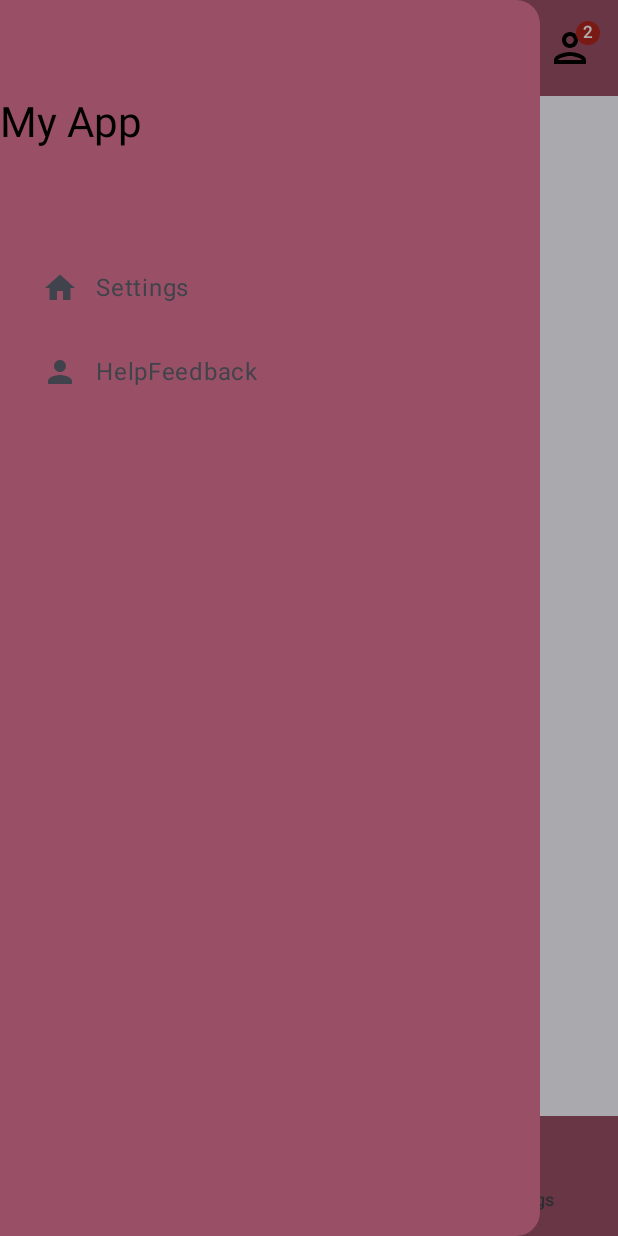
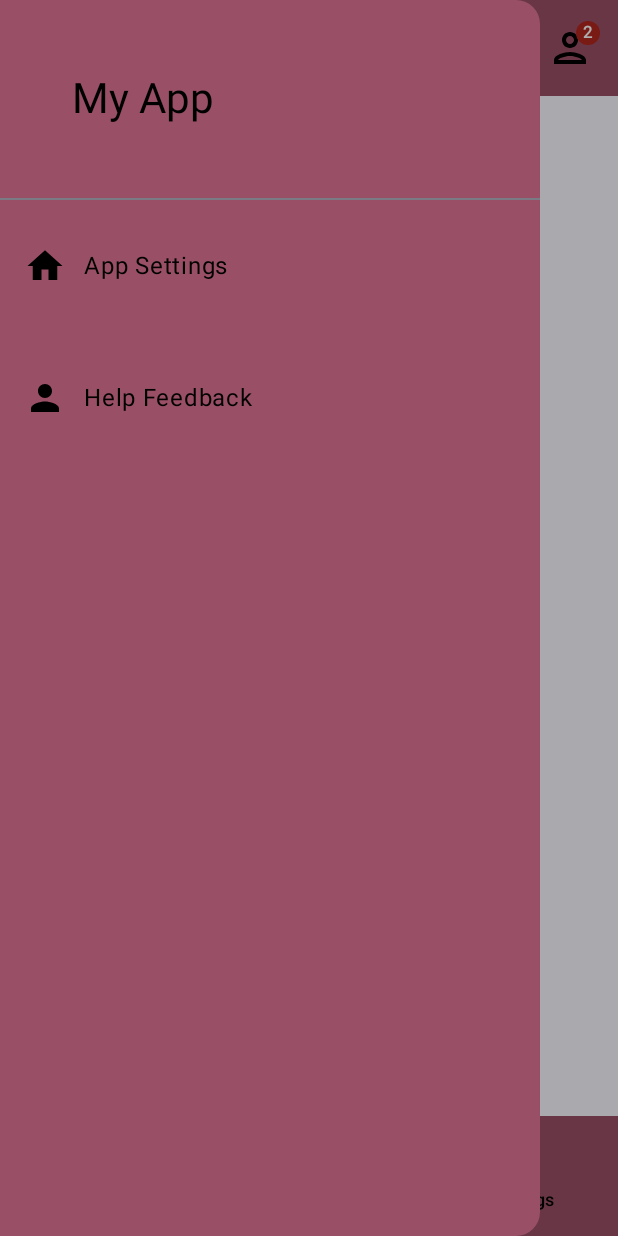
Before and after one commit to jay-sharmaa/FitLite, an Android app built with Jetpack Compose: the screen it shows after launch (MainActivity), after a tap on "Open Drawer", on a phone screen of 412 x 824 dp. Run offline under Robolectric (Android 15) with nearby library versions, the phone set to English and light mode, and no system bars.

Commit message:
ui improvement and navigation drawer improvement

```diff
--- a/app/src/main/java/com/example/uitutorial/MainActivity.kt
+++ b/app/src/main/java/com/example/uitutorial/MainActivity.kt
@@ -1,17 +1,17 @@
 package com.example.uitutorial
 
 import android.os.Bundle
-import android.util.Log
 import androidx.activity.ComponentActivity
 import androidx.activity.compose.setContent
-import androidx.compose.foundation.ExperimentalFoundationApi
 import androidx.compose.foundation.clickable
 import androidx.compose.foundation.layout.Arrangement
 import androidx.compose.foundation.layout.Box
 import androidx.compose.foundation.layout.Column
 import androidx.compose.foundation.layout.Row
 import androidx.compose.foundation.layout.Spacer
+import androidx.compose.foundation.layout.fillMaxSize
 import androidx.compose.foundation.layout.fillMaxWidth
+import androidx.compose.foundation.layout.height
 import androidx.compose.foundation.layout.padding
 import androidx.compose.foundation.layout.size
 import androidx.compose.foundation.layout.width
@@ -28,6 +28,7 @@ import androidx.compose.material.icons.filled.Settings
 import androidx.compose.material.icons.outlined.Person
 import androidx.compose.material3.Badge
 import androidx.compose.material3.BadgedBox
+import androidx.compose.material3.Divider
 import androidx.compose.material3.DrawerValue
 import androidx.compose.material3.ExperimentalMaterial3Api
 import androidx.compose.material3.Icon
@@ -67,8 +68,11 @@ import androidx.navigation.compose.composable
 import androidx.navigation.compose.currentBackStackEntryAsState
 import androidx.navigation.compose.rememberNavController
 import com.example.uitutorial.components.NavigationItem
+import com.example.uitutorial.navigation.DrawerScreen
+import com.example.uitutorial.navigation.HelpFeedbackScreen
 import com.example.uitutorial.pages.HomePage
 import com.example.uitutorial.pages.ProfilePage
+import com.example.uitutorial.pages.SettingScreen
 import com.example.uitutorial.pages.SettingsPage
 import com.example.uitutorial.ui.theme.Purple40
 import com.example.uitutorial.ui.theme.UITutorialTheme
@@ -90,7 +94,6 @@ class MainActivity : ComponentActivity() {
 @Preview
 @Composable
 fun MainScreen() {
-
     val drawerScreens = listOf(
         DrawerScreen.Settings,
         DrawerScreen.HelpFeedback
@@ -114,7 +117,6 @@ fun MainScreen() {
     val drawerState = rememberDrawerState(initialValue = DrawerValue.Closed)
     val scope = rememberCoroutineScope()
 
-
     LaunchedEffect(drawerViewModel.isDrawerOpen) {
         if (drawerViewModel.isDrawerOpen) {
             drawerState.open()
@@ -131,6 +133,7 @@ fun MainScreen() {
                 drawerContainerColor = Purple40 // change theme
             ) {
                 DrawerHeader()
+                Divider()
                 DrawerBody(
                     drawerScreens = drawerScreens,
                     onDestinationClicked = { screen ->
@@ -216,7 +219,7 @@ fun MainScreen() {
                                 }
                             },
                             icon = { Icon(item.icon, contentDescription = item.title, tint = Color.Black) },
-                            label = { Text(item.title) }
+                            label = { Text(item.title, color = Color.Black) }
                         )
                     }
                 }
@@ -334,7 +337,7 @@ fun DrawerHeader() {
     Box(
         modifier = Modifier
             .fillMaxWidth()
-            .padding(vertical = 64.dp)
+            .padding(all = 48.dp)
     ) {
         Text(
             text = "My App",
@@ -348,13 +351,28 @@ fun DrawerBody(
     drawerScreens: List<DrawerScreen>,
     onDestinationClicked: (DrawerScreen) -> Unit
 ) {
+
     drawerScreens.forEach { screen ->
-        NavigationDrawerItem(
-            icon = { Icon(screen.icon, contentDescription = screen.title) },
-            label = { Text(screen.title) },
-            selected = false,
-            onClick = { onDestinationClicked(screen) },
-            modifier = Modifier.padding(horizontal = 12.dp)
-        )
+        Box(
+            modifier = Modifier
+                .padding(vertical = 16.dp)
+                .fillMaxWidth()
+                .height(56.dp)
+        ) {
+            Box {
+                NavigationDrawerItem(
+                    modifier = Modifier.fillMaxSize(),
+                    icon = {
+                        Icon(
+                            screen.icon, contentDescription = screen.title, tint = Color.Black,
+                            modifier = Modifier.size(28.dp)
+                        )
+                    },
+                    label = { Text(screen.title, color = Color.Black) },
+                    selected = false,
+                    onClick = { onDestinationClicked(screen) },
+                )
+            }
+        }
     }
 }
--- /dev/null
+++ b/app/src/main/java/com/example/uitutorial/navigation/HelpFeedbackScreen.kt
@@ -0,0 +1,14 @@
+package com.example.uitutorial.navigation
+
+import androidx.compose.foundation.layout.Box
+import androidx.compose.foundation.layout.fillMaxSize
+import androidx.compose.material3.Text
+import androidx.compose.runtime.Composable
+import androidx.compose.ui.Modifier
+
+@Composable
+fun HelpFeedbackScreen() {
+    Box(modifier = Modifier.fillMaxSize()) {
+        Text("Help Screen")
+    }
+}
--- /dev/null
+++ b/app/src/main/java/com/example/uitutorial/navigation/NavigationClasses.kt
@@ -0,0 +1,15 @@
+package com.example.uitutorial.navigation
+
+import androidx.compose.foundation.layout.*
+import androidx.compose.material3.*
+import androidx.compose.material.icons.Icons
+import androidx.compose.material.icons.filled.*
+import androidx.compose.runtime.*
+import androidx.compose.ui.Modifier
+import androidx.compose.ui.graphics.vector.ImageVector
+
+// Sealed class to represent screens
+sealed class DrawerScreen(val route: String, val title: String, val icon: ImageVector) {
+    data object Settings : DrawerScreen("app_settings", "App Settings", Icons.Filled.Home)
+    data object HelpFeedback : DrawerScreen("helpFeedback", "Help Feedback", Icons.Filled.Person)
+}
--- /dev/null
+++ b/app/src/main/java/com/example/uitutorial/pages/AppSettingsScreen.kt
@@ -0,0 +1,14 @@
+package com.example.uitutorial.pages
+
+import androidx.compose.foundation.layout.Box
+import androidx.compose.foundation.layout.fillMaxSize
+import androidx.compose.material3.Text
+import androidx.compose.runtime.Composable
+import androidx.compose.ui.Modifier
+
+@Composable
+fun SettingScreen() {
+    Box(modifier = Modifier.fillMaxSize()) {
+        Text("Settings Screen")
+    }
+}
--- a/app/src/main/java/com/example/uitutorial/temp.kt
+++ /dev/null
@@ -1,35 +0,0 @@
-package com.example.uitutorial
-
-import androidx.compose.foundation.layout.*
-import androidx.compose.material3.*
-import androidx.compose.material.icons.Icons
-import androidx.compose.material.icons.filled.*
-import androidx.compose.runtime.*
-import androidx.compose.ui.Modifier
-import androidx.compose.ui.graphics.vector.ImageVector
-import androidx.compose.ui.unit.dp
-import androidx.navigation.NavHostController
-import androidx.navigation.compose.NavHost
-import androidx.navigation.compose.composable
-import androidx.navigation.compose.rememberNavController
-import kotlinx.coroutines.launch
-
-// Sealed class to represent screens
-sealed class DrawerScreen(val route: String, val title: String, val icon: ImageVector) {
-    object Settings : DrawerScreen("settings", "Settings", Icons.Filled.Home)
-    object HelpFeedback : DrawerScreen("helpFeedback", "HelpFeedback", Icons.Filled.Person)
-}
-
-@Composable
-fun SettingScreen() {
-    Box(modifier = Modifier.fillMaxSize()) {
-        Text("Settings Screen")
-    }
-}
-
-@Composable
-fun HelpFeedbackScreen() {
-    Box(modifier = Modifier.fillMaxSize()) {
-        Text("Help Screen")
-    }
-}
```
